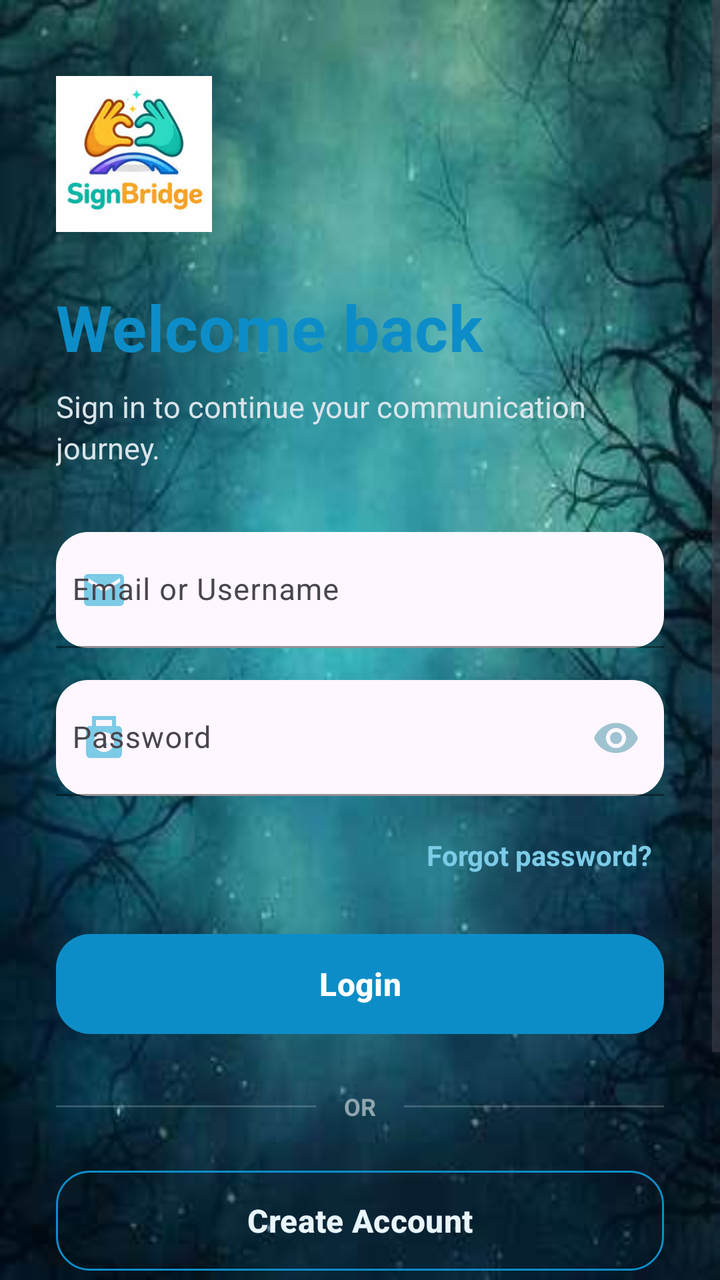
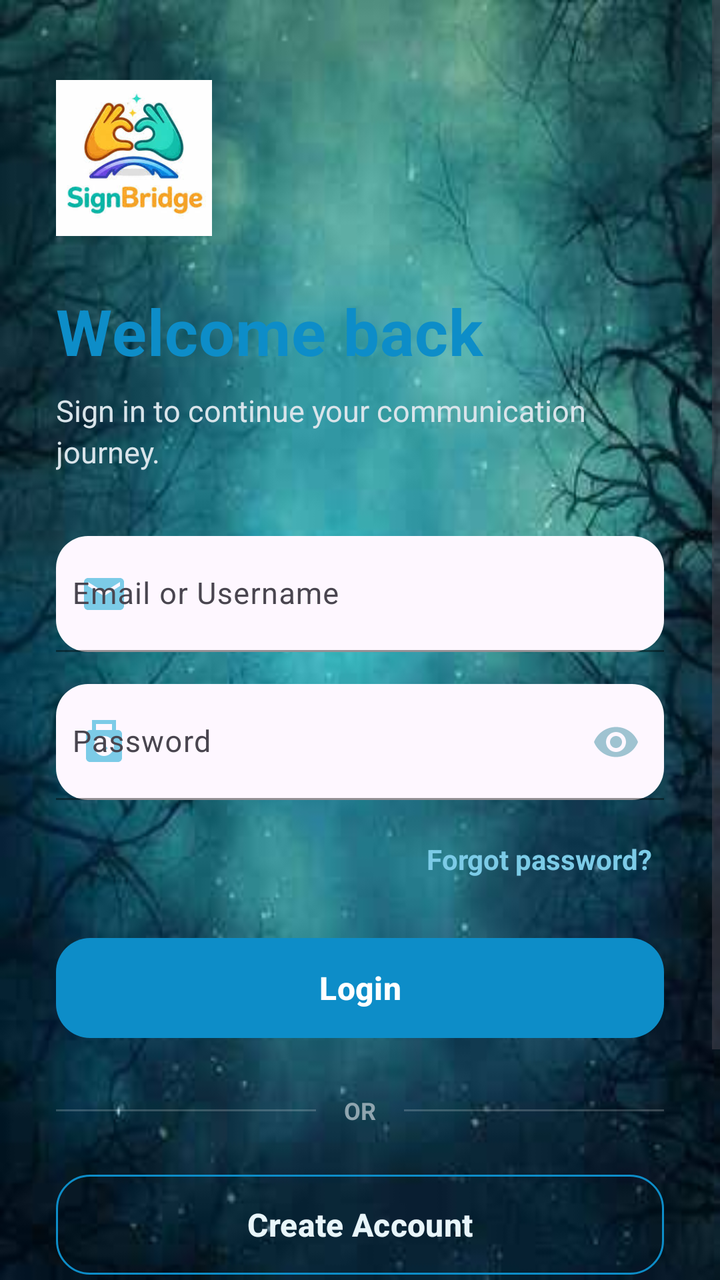

The first picture is an Android layout as it rendered before a commit; the second is the same layout after the commit. The layout source and the unified diff follow.
<!-- AndroidManifest.xml: application theme Theme.VisionXSignBridge -->
<!-- res/layout/activity_login.xml -->
<?xml version="1.0" encoding="utf-8"?>
<ScrollView
    xmlns:android="http://schemas.android.com/apk/res/android"
    xmlns:app="http://schemas.android.com/apk/res-auto"
    android:layout_width="match_parent"
    android:layout_height="match_parent"
    android:fillViewport="true"
    android:background="@drawable/background_login"
    android:overScrollMode="never">

    <LinearLayout
        android:layout_width="match_parent"
        android:layout_height="wrap_content"
        android:orientation="vertical"
        android:paddingStart="28dp"
        android:paddingEnd="28dp"
        android:paddingTop="38dp"
        android:paddingBottom="32dp">

        
        <ImageView
            android:id="@+id/ivLogoLogo"
            android:layout_width="78dp"
            android:layout_height="78dp"
            android:contentDescription="SignBridge Logo"
            android:src="@drawable/sign_bridge_logo"
            android:scaleType="centerInside" />

        
        <TextView
            android:layout_width="wrap_content"
            android:layout_height="wrap_content"
            android:layout_marginTop="26dp"
            android:text="Welcome back"
            android:textColor="#0D8DC8"
            android:textSize="32sp"
            android:textStyle="bold"
            android:fontFamily="sans"
            android:letterSpacing="0.01" />

        <TextView
            android:layout_width="match_parent"
            android:layout_height="wrap_content"
            android:layout_marginTop="8dp"
            android:text="Sign in to continue your communication journey."
            android:textColor="#D9E4EA"
            android:textSize="15sp"
            android:lineSpacingExtra="3dp" />

        
        <com.google.android.material.textfield.TextInputLayout
            android:id="@+id/emailLayoutLogin"
            style="@style/Widget.Material3.TextInputLayout.FilledBox"
            android:layout_width="match_parent"
            android:layout_height="wrap_content"
            android:layout_marginTop="32dp"
            android:hint="Email or Username"
            app:boxBackgroundColor="#18FFFFFF"
            app:boxCornerRadiusTopStart="16dp"
            app:boxCornerRadiusTopEnd="16dp"
            app:boxCornerRadiusBottomStart="16dp"
            app:boxCornerRadiusBottomEnd="16dp"
            app:boxStrokeColor="#0D8DC8"
            app:boxStrokeWidth="1dp"
            app:boxStrokeWidthFocused="2dp"
            app:startIconDrawable="@drawable/ic_email"
            app:startIconTint="#7CCBE7">

            <com.google.android.material.textfield.TextInputEditText
                android:id="@+id/etEmail"
                android:layout_width="match_parent"
                android:layout_height="58dp"
                android:inputType="textEmailAddress"
                android:textColor="#FFFFFF"
                android:textColorHint="#AFC1CA"
                android:textSize="15sp"
                android:paddingStart="8dp" />

        </com.google.android.material.textfield.TextInputLayout>

        
        <com.google.android.material.textfield.TextInputLayout
            android:id="@+id/passwordLayoutLogin"
            style="@style/Widget.Material3.TextInputLayout.FilledBox"
            android:layout_width="match_parent"
            android:layout_height="wrap_content"
            android:layout_marginTop="16dp"
            android:hint="Password"
            app:boxBackgroundColor="#18FFFFFF"
            app:boxCornerRadiusTopStart="16dp"
            app:boxCornerRadiusTopEnd="16dp"
            app:boxCornerRadiusBottomStart="16dp"
            app:boxCornerRadiusBottomEnd="16dp"
            app:boxStrokeColor="#0D8DC8"
            app:boxStrokeWidth="1dp"
            app:boxStrokeWidthFocused="2dp"
            app:endIconMode="password_toggle"
            app:endIconTint="#9FC3D1"
            app:startIconDrawable="@drawable/ic_lock"
            app:startIconTint="#7CCBE7">

            <com.google.android.material.textfield.TextInputEditText
                android:id="@+id/etPassword"
                android:layout_width="match_parent"
                android:layout_height="58dp"
                android:inputType="textPassword"
                android:textColor="#FFFFFF"
                android:textColorHint="#AFC1CA"
                android:textSize="15sp"
                android:paddingStart="8dp" />

        </com.google.android.material.textfield.TextInputLayout>

        
        <TextView
            android:id="@+id/tvForgotPassword"
            android:layout_width="wrap_content"
            android:layout_height="wrap_content"
            android:layout_gravity="end"
            android:layout_marginTop="14dp"
            android:padding="6dp"
            android:text="Forgot password?"
            android:textColor="#7CCBE7"
            android:textSize="14sp"
            android:textStyle="bold"
            android:clickable="true"
            android:focusable="true" />

        
        <com.google.android.material.button.MaterialButton
            android:id="@+id/btnLogin"
            android:layout_width="match_parent"
            android:layout_height="58dp"
            android:layout_marginTop="20dp"
            android:text="Login"
            android:textAllCaps="false"
            android:textColor="#FFFFFF"
            android:textSize="16sp"
            android:textStyle="bold"
            app:backgroundTint="#0D8DC8"
            app:cornerRadius="17dp"
            app:elevation="5dp"
            app:iconGravity="textStart" />

        
        <LinearLayout
            android:layout_width="match_parent"
            android:layout_height="wrap_content"
            android:layout_marginTop="24dp"
            android:gravity="center"
            android:orientation="horizontal">

            <View
                android:layout_width="0dp"
                android:layout_height="1dp"
                android:layout_weight="1"
                android:background="#30FFFFFF" />

            <TextView
                android:layout_width="wrap_content"
                android:layout_height="wrap_content"
                android:layout_marginStart="14dp"
                android:layout_marginEnd="14dp"
                android:text="OR"
                android:textColor="#8FA5AF"
                android:textSize="12sp"
                android:textStyle="bold" />

            <View
                android:layout_width="0dp"
                android:layout_height="1dp"
                android:layout_weight="1"
                android:background="#30FFFFFF" />

        </LinearLayout>

        
        <com.google.android.material.button.MaterialButton
            android:id="@+id/btnCreateAccount"
            style="@style/Widget.Material3.Button.OutlinedButton"
            android:layout_width="match_parent"
            android:layout_height="58dp"
            android:layout_marginTop="20dp"
            android:text="Create Account"
            android:textAllCaps="false"
            android:textColor="#E8F5FA"
            android:textSize="16sp"
            android:textStyle="bold"
            app:cornerRadius="17dp"
            app:strokeColor="#0D8DC8"
            app:strokeWidth="1dp" />

        
        <TextView
            android:id="@+id/tvGuestLogin"
            android:layout_width="wrap_content"
            android:layout_height="wrap_content"
            android:layout_gravity="center"
            android:layout_marginTop="24dp"
            android:padding="10dp"
            android:text="Continue as Guest"
            android:textColor="#FFFFFF"
            android:textSize="14sp"
            android:textStyle="bold"
            android:clickable="true"
            android:focusable="true" />

        
        <TextView
            android:layout_width="match_parent"
            android:layout_height="wrap_content"
            android:layout_marginTop="28dp"
            android:gravity="center"
            android:text="Learn • Understand • Communicate"
            android:textColor="#70909C"
            android:textSize="12sp" />

    </LinearLayout>

</ScrollView>
<!-- resources referenced by this layout -->
<resources>
  <!-- drawable background_login: jpg bitmap (drawable, 16533 bytes) -->
  <!-- drawable ic_email (drawable) -->
  <vector xmlns:android="http://schemas.android.com/apk/res/android" android:height="24dp" android:tint="#000000" android:viewportHeight="24" android:viewportWidth="24" android:width="24dp">
        
      <path android:fillColor="@android:color/white" android:pathData="M20,4L4,4c-1.1,0 -1.99,0.9 -1.99,2L2,18c0,1.1 0.9,2 2,2h16c1.1,0 2,-0.9 2,-2L22,6c0,-1.1 -0.9,-2 -2,-2zM20,8l-8,5 -8,-5L4,6l8,5 8,-5v2z"/>
      
  </vector>
  <!-- drawable ic_lock (drawable) -->
  <vector xmlns:android="http://schemas.android.com/apk/res/android" android:height="24dp" android:tint="#000000" android:viewportHeight="24" android:viewportWidth="24" android:width="24dp">
        
      <path android:fillColor="@android:color/white" android:pathData="M19,6h-1V1H6v5H5C3.9,6 3,6.9 3,8v12c0,1.1 0.9,2 2,2h14c1.1,0 2,-0.9 2,-2V8C21,6.9 20.1,6 19,6zM8,3h8v3H8V3zM12,19c-2.76,0 -5,-2.24 -5,-5s2.24,-5 5,-5c2.76,0 5,2.24 5,5S14.76,19 12,19z"/>
        
      <path android:fillColor="@android:color/white" android:pathData="M12.5,11.5l-1,0l0,2.71l1.64,1.64l0.71,-0.71l-1.35,-1.35z"/>
      
  </vector>
  <!-- drawable sign_bridge_logo: jpg bitmap (drawable, 9407 bytes) -->
  <style name="Theme.VisionXSignBridge" parent="Base.Theme.VisionXSignBridge" />
  <style name="Base.Theme.VisionXSignBridge" parent="Theme.Material3.DayNight.NoActionBar">
          
          
      </style>
</resources>

<!-- the commit's change to res/layout/activity_login.xml (unified diff, before → after) -->
@@ -14,7 +14,7 @@
         android:orientation="vertical"
         android:paddingStart="28dp"
         android:paddingEnd="28dp"
-        android:paddingTop="38dp"
+        android:paddingTop="40dp"
         android:paddingBottom="32dp">
 
         
